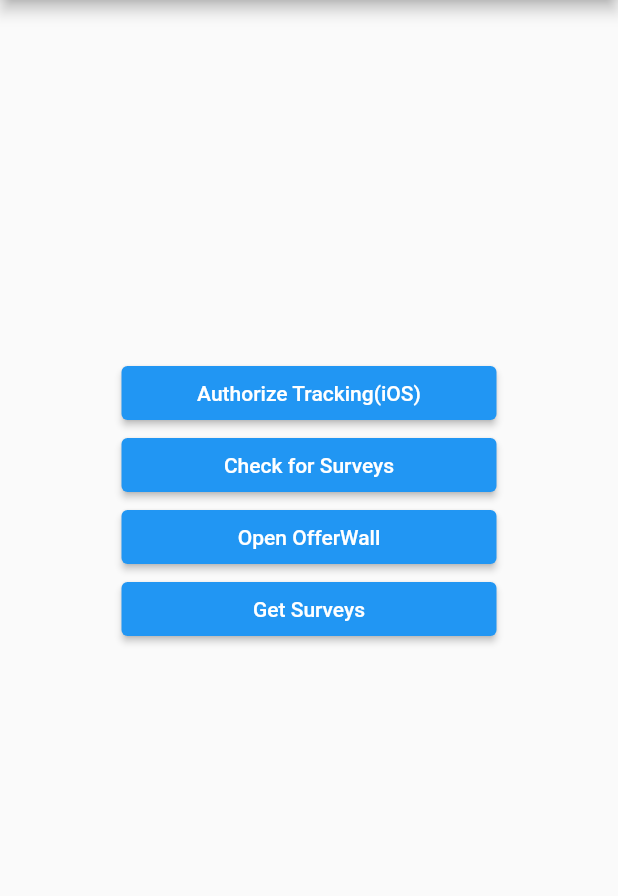
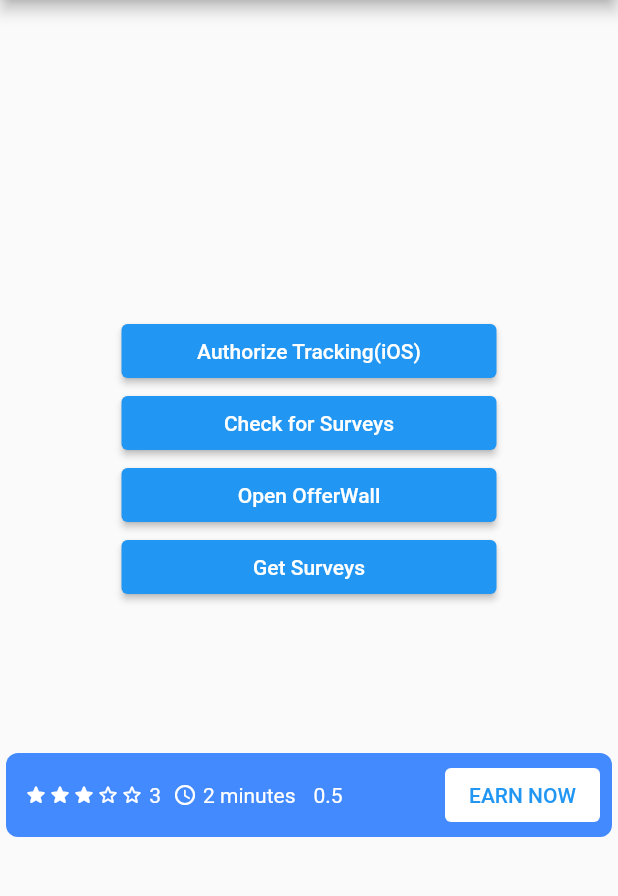
Before and after one commit to BitBurst-GmbH/bitlabs-flutter, a Flutter app: the screen it shows after launch, on a phone screen of 412 x 824 dp, the part 84-980 px from its top. Run offline on Flutter 3.47's test engine with Material 2 defaults, Android fonts, the phone set to English and light mode, and no system bars; our stand-ins replace webview_flutter; missing offline and left inert: advertising_id; network calls fail.

Commit message:
Create FullWidthSurveyWidget
Related issues: BLD-1372

```diff
--- a/example/lib/main.dart
+++ b/example/lib/main.dart
@@ -83,6 +83,7 @@ class _HomePageState extends State<HomePage> {
               ),
             ),
             SizedBox(height: 100, child: surveyWidgets ?? const SizedBox()),
+            const FullWidthSurveyWidget(rating: 3, reward: '0.5', loi: '2'),
           ],
         ),
       ),
--- a/lib/bitlabs.dart
+++ b/lib/bitlabs.dart
@@ -17,6 +17,7 @@ export 'src/models/survey.dart';
 export 'src/models/details.dart';
 export 'src/ui/compact_survey_widget.dart';
 export 'src/models/category.dart';
+export 'src/ui/full_width_survey_widget.dart';
 export 'src/utils/localization.dart' show LocalizationDelegate;
 
 /// The main class including all the library functions to use in your code.
--- a/lib/src/ui/compact_survey_widget.dart
+++ b/lib/src/ui/compact_survey_widget.dart
@@ -1,7 +1,5 @@
 import 'package:bitlabs/src/ui/star_rating.dart';
 import 'package:flutter/material.dart';
-
-import '../../bitlabs.dart';
 
 class CompactSurveyWidget extends StatefulWidget {
   final int rating;
--- /dev/null
+++ b/lib/src/ui/full_width_survey_widget.dart
@@ -0,0 +1,77 @@
+import 'package:bitlabs/src/ui/star_rating.dart';
+import 'package:flutter/material.dart';
+
+class FullWidthSurveyWidget extends StatefulWidget {
+  final int rating;
+  final String reward;
+  final String loi;
+
+  const FullWidthSurveyWidget(
+      {Key? key, required this.rating, required this.reward, required this.loi})
+      : super(key: key);
+
+  @override
+  State<FullWidthSurveyWidget> createState() => _FullWidthSurveyWidgetState();
+}
+
+class _FullWidthSurveyWidgetState extends State<FullWidthSurveyWidget> {
+  @override
+  Widget build(BuildContext context) {
+    return Container(
+      decoration: BoxDecoration(
+        borderRadius: BorderRadius.circular(8),
+        color: Colors.blueAccent,
+      ),
+      padding: const EdgeInsets.symmetric(vertical: 4, horizontal: 8),
+      margin: const EdgeInsets.symmetric(horizontal: 4),
+      child: Row(
+        mainAxisAlignment: MainAxisAlignment.spaceBetween,
+        children: [
+          Row(children: [
+            Padding(
+              padding: const EdgeInsets.symmetric(horizontal: 4),
+              child: Row(children: [
+                StarRating(rating: widget.rating),
+                Text(
+                  ' ${widget.rating}',
+                  style: const TextStyle(color: Colors.white),
+                ),
+              ]),
+            ),
+            Padding(
+              padding: const EdgeInsets.symmetric(horizontal: 4),
+              child: Row(children: [
+                const Icon(
+                  Icons.access_time,
+                  size: 16,
+                  color: Colors.white,
+                ),
+                Padding(
+                  padding: const EdgeInsets.symmetric(horizontal: 4),
+                  child: Text(
+                    '${widget.loi} minutes',
+                    style: const TextStyle(color: Colors.white),
+                  ),
+                ),
+              ]),
+            ),
+            Padding(
+              padding: const EdgeInsets.symmetric(horizontal: 4),
+              child: Text(
+                widget.reward,
+                style: const TextStyle(color: Colors.white),
+              ),
+            ),
+          ]),
+          TextButton(
+            style: OutlinedButton.styleFrom(
+                backgroundColor: Colors.white,
+                padding: const EdgeInsets.symmetric(horizontal: 16)),
+            onPressed: () {},
+            child: const Text('EARN NOW'),
+          ),
+        ],
+      ),
+    );
+  }
+}
--- a/lib/src/ui/simple_survey_widget.dart
+++ b/lib/src/ui/simple_survey_widget.dart
@@ -5,10 +5,9 @@ import '../../bitlabs.dart';
 class SimpleSurveyWidget extends StatefulWidget {
   final String reward;
   final String loi;
-  final Color color;
 
   const SimpleSurveyWidget(
-      {Key? key, required this.reward, required this.loi, required this.color})
+      {Key? key, required this.reward, required this.loi,})
       : super(key: key);
 
   @override
@@ -16,14 +15,6 @@ class SimpleSurveyWidget extends StatefulWidget {
 }
 
 class _SimpleSurveyWidgetState extends State<SimpleSurveyWidget> {
-  late Color color;
-
-  @override
-  void initState() {
-    super.initState();
-    color = widget.color;
-  }
-
   @override
   Widget build(BuildContext context) {
     return  Row(
--- a/lib/src/ui/survey_widget.dart
+++ b/lib/src/ui/survey_widget.dart
@@ -74,7 +74,7 @@ Widget getWidgetWithType(
     WidgetType type, int rating, String reward, String loi, Color color) {
   switch (type) {
     case WidgetType.simple:
-      return SimpleSurveyWidget(reward: reward, loi: loi, color: color);
+      return SimpleSurveyWidget(reward: reward, loi: loi);
     case WidgetType.compact:
     default:
       return CompactSurveyWidget(
```
